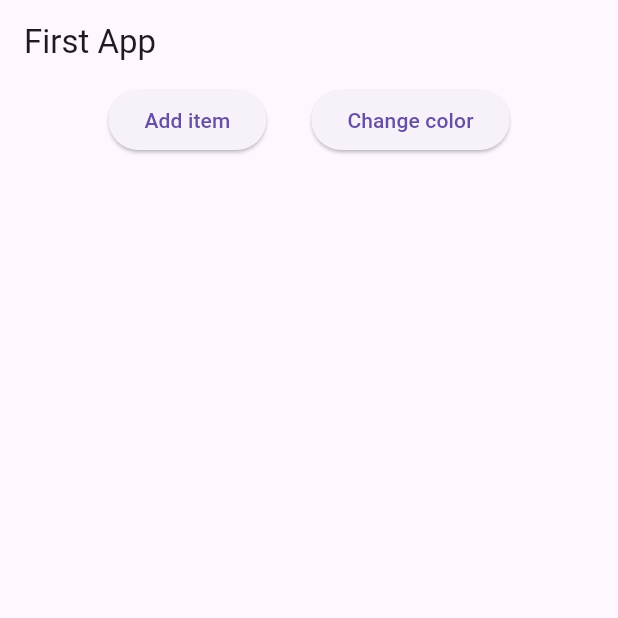
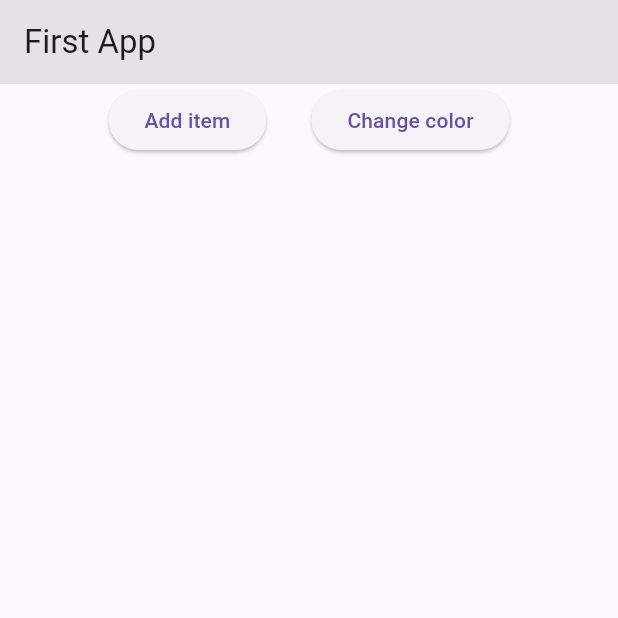
Before and after one commit to PrathameshNonstopIo/Random-Color-Items, a Flutter app: the screen it shows after launch, on a phone screen of 412 x 824 dp, the top half of it. Run offline on Flutter 3.47's test engine with Material 3 defaults, Android fonts, the phone set to English and light mode, and no system bars.

Commit message:
appbar update

```diff
--- a/lib/screens/home_screen.dart
+++ b/lib/screens/home_screen.dart
@@ -18,6 +18,7 @@ class _HomeScreenState extends State<HomeScreen> {
       builder: (context, data, child) => Scaffold(
           appBar: AppBar(
             title: const Text("First App"),
+            backgroundColor: randomColor(),
           ),
           body: Column(
             children: [
```
